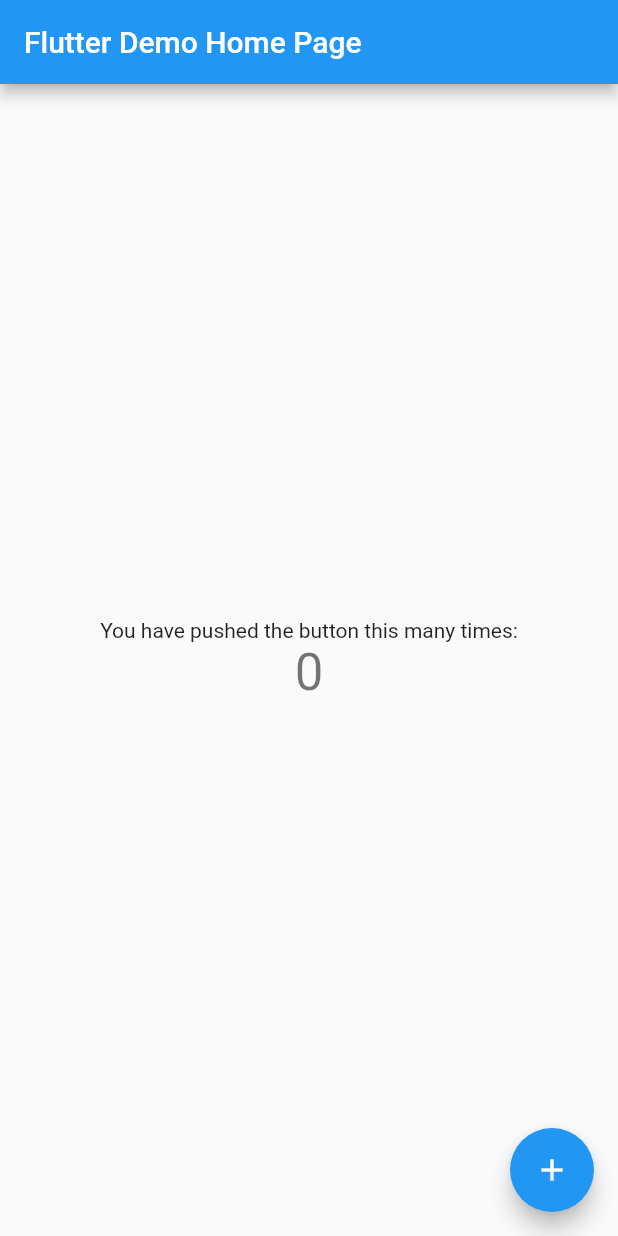
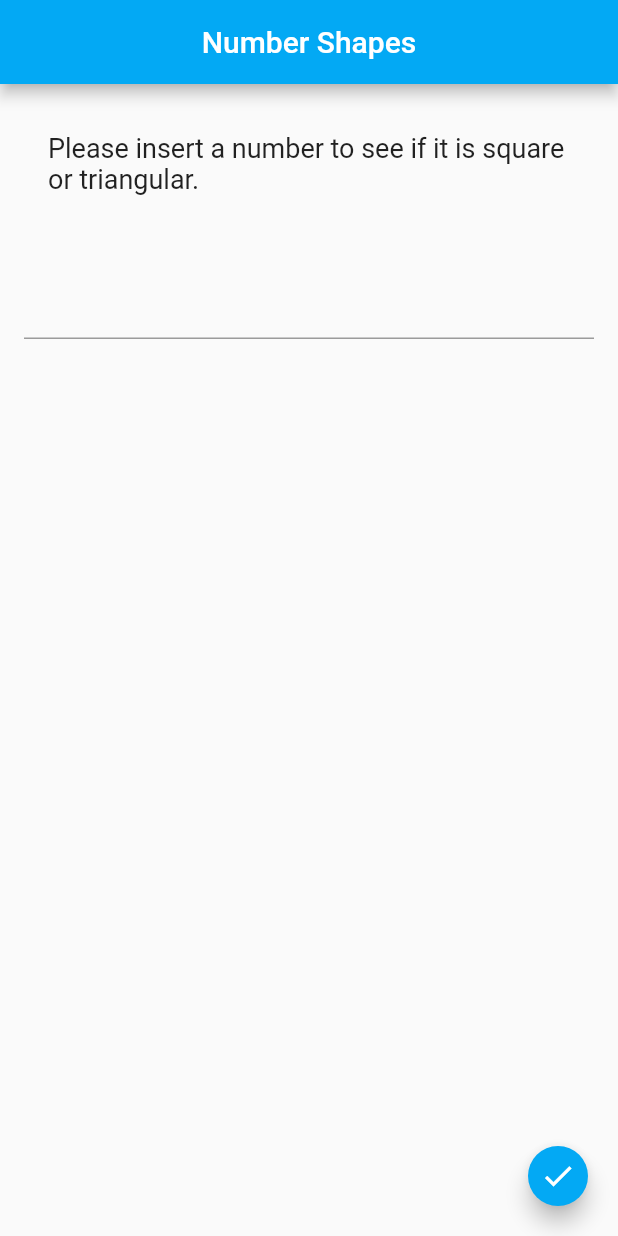
Before and after one commit to DanielaStefaniaManole99/NumberShapesFlutter, a Flutter app: the screen it shows after launch, on a phone screen of 412 x 824 dp. Run offline on Flutter 3.47's test engine with Material 2 defaults, Android fonts, the light colour scheme and no system bars.

Commit message:
Update 2

```diff
--- /dev/null
+++ b/number_shapes/lib/NumberShapesApp.dart
@@ -0,0 +1,152 @@
+import 'package:flutter/material.dart';
+
+void main() {
+  runApp(const NumberShapesApp());
+}
+
+class NumberShapesApp extends StatelessWidget {
+  const NumberShapesApp({Key? key}) : super(key: key);
+
+  @override
+  Widget build(BuildContext context) {
+    return const MaterialApp(
+      home: HomePage(),
+    );
+  }
+}
+
+class HomePage extends StatefulWidget {
+  const HomePage({Key? key}) : super(key: key);
+
+  @override
+  State<HomePage> createState() => _HomePageState();
+}
+
+class _HomePageState extends State<HomePage> {
+
+  final TextEditingController _myController = TextEditingController();
+  String _result = "";
+
+@override
+  Widget build(BuildContext context) {
+    return Form(
+      child: Scaffold(
+
+        appBar: AppBar(
+          title: const Text('Number Shapes'),
+          backgroundColor: Colors.lightBlue,
+          centerTitle: true,
+        ),
+
+        body: Column(
+
+          children: <Widget>[
+            Container(
+              padding: const EdgeInsets.all(32.0),
+              child: const Text("Please insert a number to see if it is square or triangular.",
+              style: TextStyle(
+                color: Colors.black87,
+                fontSize: 18,
+              )
+              ),
+            ),
+
+            Container(
+              padding: const EdgeInsets.all(16.0),
+              child: TextFormField(
+                controller: _myController,
+                keyboardType: const TextInputType.numberWithOptions(),
+                validator: (String? value){
+                  if(value == null || value.isEmpty){
+                    return "please enter an integer number";
+                  }
+
+                  final int? result = int.tryParse(value);
+
+                  if(result == null){
+                    return "please enter an integer number";
+                  }
+                },
+              )
+            ),
+          ],
+        ),
+
+        floatingActionButton: Builder(
+            builder: (context) {
+              return FloatingActionButton(
+                backgroundColor: Colors.lightBlue,
+                foregroundColor: Colors.white,
+                hoverElevation: 16,
+                mini: true,
+                onPressed: () {
+                  //verificam daca inputul este un numar intreg
+                  final bool valid = Form.of(context)!.validate();
+
+                  if(valid) {
+                    //verificam daca numarul este square sau triangular si salvam rezultatul intr o variabila String
+                    String actualResult = checkNumber(int.parse(_myController.text));
+
+                    //folosim setState ca sa actualizam raspunsul constant
+                    setState(() {
+                      _result = actualResult;
+                    });
+
+                    //functie care afiseaza widgetul Alert Dialog
+                    showDialog(
+                        context: context,
+                        builder: (BuildContext context) =>
+                            AlertDialog(
+                              title: Text('${int.parse(_myController.text)}'),
+                              content: Text(_result),
+                            )
+                    );
+                  }
+                },
+                child: const Icon(Icons.check),
+              );
+            }
+        ),
+
+        floatingActionButtonLocation: FloatingActionButtonLocation.endFloat,
+      ),
+    );
+  }
+
+  //functia care verifica toate cazurile
+  checkNumber(int value) {
+    if (checkSquare(value) && checkTriangular(value)) {
+      return 'Number $value is both SQUARE and TRIANGULAR.';
+    }
+
+    if (checkSquare(value)) {
+      return 'Number $value is SQUARE.';
+    }
+
+    if (checkTriangular(value)) {
+      return 'Number $value is TRIANGULAR.';
+    }
+
+    return 'Number $value is neither SQUARE or TRIANGULAR.';
+  }
+
+  //functia care verifica daca un numar este square
+  checkSquare(int number) {
+    for (int i=1; i*i<=number; i++) {
+      if((number%i == 0) && (number/i == i)) {
+        return true;
+      }
+    }
+    return false;
+  }
+
+  //functia care verifica daca un numar este triangle
+  checkTriangular(int number) {
+    for (int i=1; i*i*i<=number; i++) {
+      if((number%i == 0) && (number/i == i*i) && ((number/i)/i == i)) {
+        return true;
+      }
+    }
+    return false;
+  }
+}
--- a/number_shapes/lib/main.dart
+++ b/number_shapes/lib/main.dart
@@ -1,115 +1,5 @@
-import 'package:flutter/material.dart';
+import 'NumberShapesApp.dart' as app;
 
 void main() {
-  runApp(const MyApp());
+  app.main();
 }
-
-class MyApp extends StatelessWidget {
-  const MyApp({Key? key}) : super(key: key);
-
-  // This widget is the root of your application.
-  @override
-  Widget build(BuildContext context) {
-    return MaterialApp(
-      title: 'Flutter Demo',
-      theme: ThemeData(
-        // This is the theme of your application.
-        //
-        // Try running your application with "flutter run". You'll see the
-        // application has a blue toolbar. Then, without quitting the app, try
-        // changing the primarySwatch below to Colors.green and then invoke
-        // "hot reload" (press "r" in the console where you ran "flutter run",
-        // or simply save your changes to "hot reload" in a Flutter IDE).
-        // Notice that the counter didn't reset back to zero; the application
-        // is not restarted.
-        primarySwatch: Colors.blue,
-      ),
-      home: const MyHomePage(title: 'Flutter Demo Home Page'),
-    );
-  }
-}
-
-class MyHomePage extends StatefulWidget {
-  const MyHomePage({Key? key, required this.title}) : super(key: key);
-
-  // This widget is the home page of your application. It is stateful, meaning
-  // that it has a State object (defined below) that contains fields that affect
-  // how it looks.
-
-  // This class is the configuration for the state. It holds the values (in this
-  // case the title) provided by the parent (in this case the App widget) and
-  // used by the build method of the State. Fields in a Widget subclass are
-  // always marked "final".
-
-  final String title;
-
-  @override
-  State<MyHomePage> createState() => _MyHomePageState();
-}
-
-class _MyHomePageState extends State<MyHomePage> {
-  int _counter = 0;
-
-  void _incrementCounter() {
-    setState(() {
-      // This call to setState tells the Flutter framework that something has
-      // changed in this State, which causes it to rerun the build method below
-      // so that the display can reflect the updated values. If we changed
-      // _counter without calling setState(), then the build method would not be
-      // called again, and so nothing would appear to happen.
-      _counter++;
-    });
-  }
-
-  @override
-  Widget build(BuildContext context) {
-    // This method is rerun every time setState is called, for instance as done
-    // by the _incrementCounter method above.
-    //
-    // The Flutter framework has been optimized to make rerunning build methods
-    // fast, so that you can just rebuild anything that needs updating rather
-    // than having to individually change instances of widgets.
-    return Scaffold(
-      appBar: AppBar(
-        // Here we take the value from the MyHomePage object that was created by
-        // the App.build method, and use it to set our appbar title.
-        title: Text(widget.title),
-      ),
-      body: Center(
-        // Center is a layout widget. It takes a single child and positions it
-        // in the middle of the parent.
-        child: Column(
-          // Column is also a layout widget. It takes a list of children and
-          // arranges them vertically. By default, it sizes itself to fit its
-          // children horizontally, and tries to be as tall as its parent.
-          //
-          // Invoke "debug painting" (press "p" in the console, choose the
-          // "Toggle Debug Paint" action from the Flutter Inspector in Android
-          // Studio, or the "Toggle Debug Paint" command in Visual Studio Code)
-          // to see the wireframe for each widget.
-          //
-          // Column has various properties to control how it sizes itself and
-          // how it positions its children. Here we use mainAxisAlignment to
-          // center the children vertically; the main axis here is the vertical
-          // axis because Columns are vertical (the cross axis would be
-          // horizontal).
-          mainAxisAlignment: MainAxisAlignment.center,
-          children: <Widget>[
-            const Text(
-              'You have pushed the button this many times:',
-            ),
-            Text(
-              '$_counter',
-              style: Theme.of(context).textTheme.headline4,
-            ),
-          ],
-        ),
-      ),
-      floatingActionButton: FloatingActionButton(
-        onPressed: _incrementCounter,
-        tooltip: 'Increment',
-        child: const Icon(Icons.add),
-      ), // This trailing comma makes auto-formatting nicer for build methods.
-    );
-  }
-}
```
Also changed, not shown: 1 other file.
